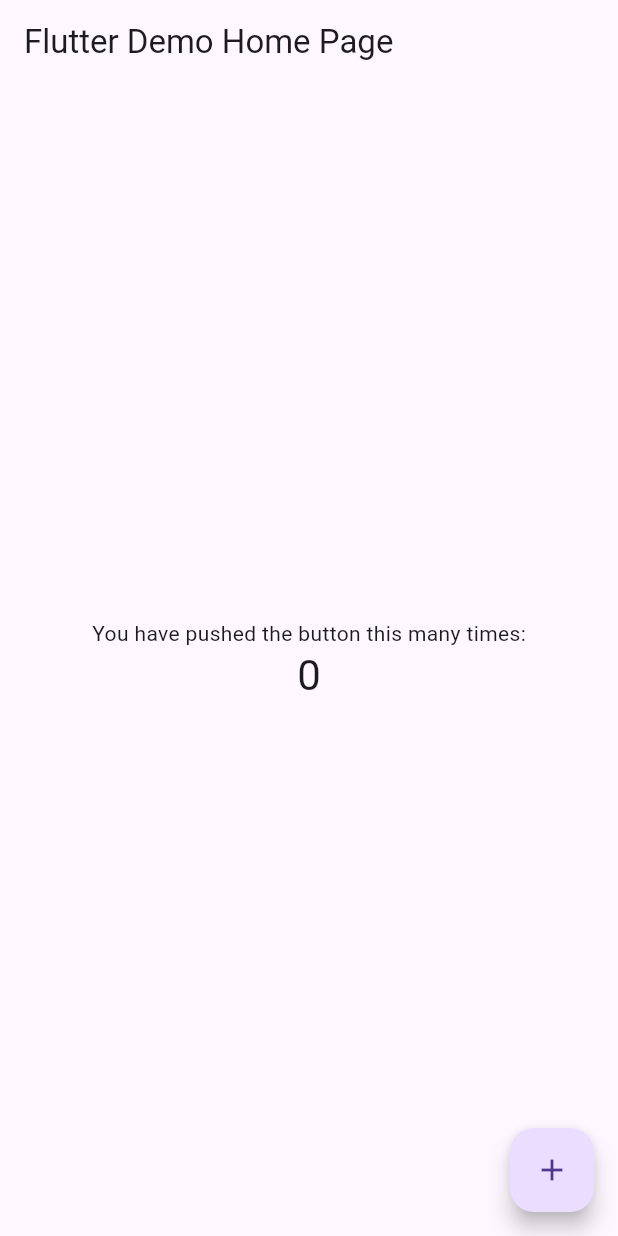
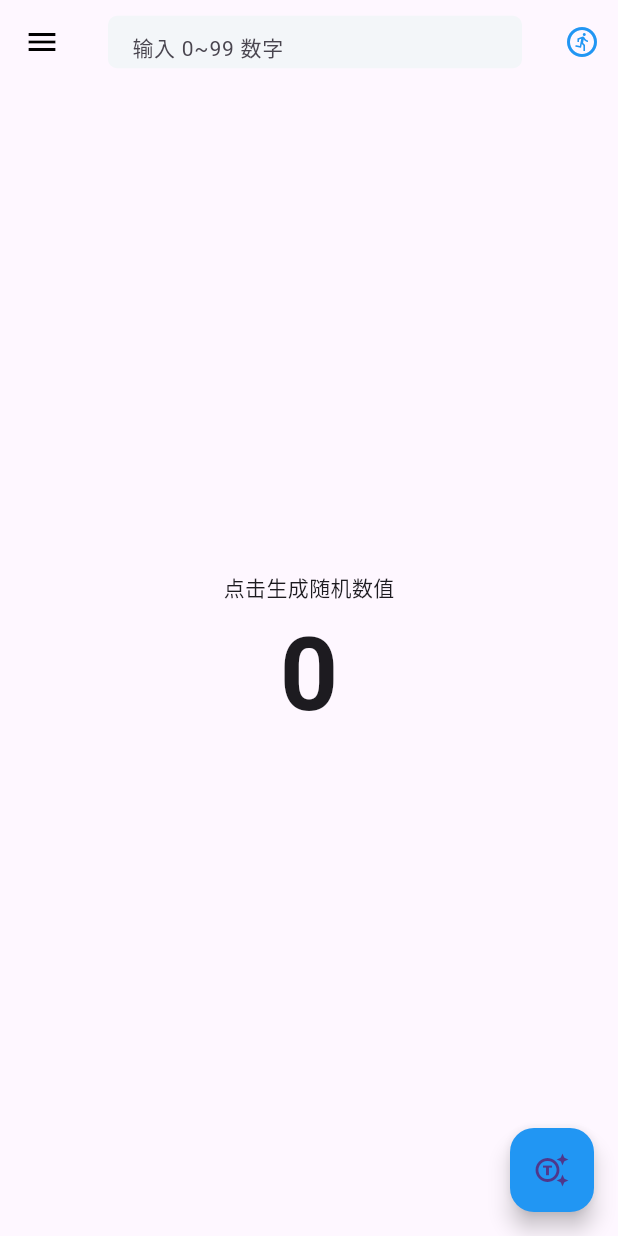
Before and after one commit to kekegdsz/flutter-answer-questions, a Flutter app: the screen it shows after launch, on a phone screen of 412 x 824 dp. Run offline on Flutter 3.47's test engine with Material 3 defaults, Android fonts, the phone set to English and light mode, and no system bars.

Commit message:
update example study

```diff
--- /dev/null
+++ b/lib/counter/counter_page.dart
@@ -0,0 +1,47 @@
+import 'package:flutter/material.dart';
+
+class MyHomePage extends StatefulWidget {
+  const MyHomePage({super.key, required this.title});
+  final String title;
+
+  @override
+  State<MyHomePage> createState() => _MyHomePageState();
+}
+
+class _MyHomePageState extends State<MyHomePage> {
+  int _counter = 0;
+
+  void _incrementCounter() {
+    setState(() {
+      _counter++;
+    });
+  }
+
+  @override
+  Widget build(BuildContext context) {
+    return Scaffold(
+      appBar: AppBar(
+        title: Text(widget.title),
+      ),
+      body: Center(
+        child: Column(
+          mainAxisAlignment: MainAxisAlignment.center,
+          children: <Widget>[
+            const Text(
+              'You have pushed the button this many times:',
+            ),
+            Text(
+              '$_counter',
+              style: Theme.of(context).textTheme.headlineMedium,
+            ),
+          ],
+        ),
+      ),
+      floatingActionButton: FloatingActionButton(
+        onPressed: _incrementCounter,
+        tooltip: 'Increment',
+        child: const Icon(Icons.add),
+      ), // This trailing comma makes auto-formatting nicer for build methods.
+    );
+  }
+}
--- /dev/null
+++ b/lib/guess/guess_app_bar.dart
@@ -0,0 +1,57 @@
+import 'package:flutter/material.dart';
+import 'package:flutter/services.dart';
+
+class GuessAppBar extends StatelessWidget implements PreferredSizeWidget {
+  final VoidCallback onCheck;
+  final TextEditingController controller;
+
+  const GuessAppBar({Key? key, required this.onCheck, required this.controller})
+      : super(key: key);
+
+  @override
+  Widget build(BuildContext context) {
+    return AppBar(
+      leading: const Icon(
+        Icons.menu,
+        color: Colors.black,
+      ), // 左侧
+      actions: [
+        // 右侧列表
+        IconButton(
+            splashRadius: 20,
+            onPressed: onCheck,
+            icon: const Icon(
+              Icons.run_circle_outlined,
+              color: Colors.blue,
+            ))
+      ],
+      title: TextField(
+        controller: controller,
+        keyboardType: TextInputType.number, //键盘类型: 数字
+        decoration: const InputDecoration(
+            //装饰
+            filled: true,
+            //填充
+            fillColor: Color(0xffF3F6F9),
+            //填充颜色
+            constraints: BoxConstraints(maxHeight: 35),
+            //约束信息
+            border: UnderlineInputBorder(
+              //边线信息
+              borderSide: BorderSide.none,
+              borderRadius: BorderRadius.all(Radius.circular(6)),
+            ),
+            hintText: "输入 0~99 数字",
+            //提示字
+            hintStyle: TextStyle(fontSize: 14) //提示字样式
+            ),
+      ),
+      systemOverlayStyle: const SystemUiOverlayStyle(
+          statusBarIconBrightness: Brightness.dark,
+          statusBarColor: Colors.transparent),
+    );
+  }
+
+  @override
+  Size get preferredSize => const Size.fromHeight(kToolbarHeight);
+}
--- /dev/null
+++ b/lib/guess/guess_page.dart
@@ -0,0 +1,112 @@
+import 'dart:math';
+
+import 'package:flutter/material.dart';
+
+import 'guess_app_bar.dart';
+
+class GuessPage extends StatefulWidget {
+  const GuessPage({super.key, required this.title});
+
+  final String title;
+
+  @override
+  State<GuessPage> createState() => _GuessPageState();
+}
+
+class _GuessPageState extends State<GuessPage> {
+  int _value = 0;
+  bool _guessing = false;
+  bool? _isBig;
+
+  Random random = Random();
+
+  void _generateRandomValue() {
+    setState(() {
+      _guessing = true; // 点击按钮时，表示游戏开始
+      _value = random.nextInt(100);
+    });
+  }
+  final TextEditingController _guessCtrl = TextEditingController();
+  void _onTap(){
+    print("=====Check:目标数值:$_value=====${_guessCtrl.text}============");
+
+    int guessValue = int.parse(_guessCtrl.text);
+    // 游戏未开始，或者输入非整数，无视
+    if (!_guessing || guessValue == null) return;
+    // 输入数值与目标数值比较
+
+    //猜对了
+    if (guessValue == _value) {
+      setState(() {
+        _isBig = null;
+        _guessing = false;
+      });
+      return;
+    }
+
+    // 猜错了
+    setState(() {
+      _isBig = guessValue > _value;
+    });
+  }
+
+  @override
+  Widget build(BuildContext context) {
+    return Scaffold(
+      appBar:GuessAppBar(
+        controller: _guessCtrl,
+        onCheck: _onTap,
+      ),
+      body: Stack(children: [
+        if(_isBig!=null)
+        Column(
+          children: [
+            if(_isBig!)
+            _buildResultNotice(Colors.redAccent, '大了'),
+            const Spacer(),
+            if(!_isBig!)
+            _buildResultNotice(Colors.blueAccent, '小了'),
+          ],
+        ),
+        Center(
+          child: Column(
+            mainAxisAlignment: MainAxisAlignment.center,
+            children: <Widget>[
+              const Text(
+                '点击生成随机数值',
+              ),
+              Text(
+                _guessing?'**':'$_value',
+                style: const TextStyle(fontSize: 68,fontWeight: FontWeight.bold),
+              ),
+            ],
+          ),
+        )
+      ]),
+      floatingActionButton: FloatingActionButton(
+        onPressed: _guessing ? null : _generateRandomValue,
+        backgroundColor: _guessing ? Colors.grey : Colors.blue,
+        tooltip: 'Increment',
+        child: const Icon(Icons.generating_tokens_outlined),
+      ), // This trailing comma makes auto-formatting nicer for build methods.
+    );
+  }
+
+  dispose(){
+    _guessCtrl.dispose();
+    super.dispose();
+  }
+
+  Widget _buildResultNotice(Color color, String info) {
+    return Expanded(
+        child: Container(
+      alignment: Alignment.center,
+      color: color,
+      child: Text(
+        info,
+        style: const TextStyle(
+            fontSize: 54, color: Colors.white, fontWeight: FontWeight.bold),
+      ),
+    ));
+  }
+}
--- a/lib/main.dart
+++ b/lib/main.dart
@@ -1,112 +1,21 @@
 import 'package:flutter/material.dart';
+
+import 'guess/guess_page.dart';
+
 
 void main() => runApp(const MyApp());
 
 class MyApp extends StatelessWidget {
   const MyApp({super.key});
 
-  // This widget is the root of your application.
   @override
   Widget build(BuildContext context) {
     return MaterialApp(
       title: 'Flutter Demo',
       theme: ThemeData(
-        // This is the theme of your application.
-        //
-        // Try running your application with "flutter run". You'll see the
-        // application has a blue toolbar. Then, without quitting the app, try
-        // changing the primarySwatch below to Colors.green and then invoke
-        // "hot reload" (press "r" in the console where you ran "flutter run",
-        // or press Run > Flutter Hot Reload in a Flutter IDE). Notice that the
-        // counter didn't reset back to zero; the application is not restarted.
         primarySwatch: Colors.blue,
       ),
-      home: const MyHomePage(title: 'Flutter Demo Home Page'),
+      home: const GuessPage(title: '猜数字'),
     );
   }
 }
-
-class MyHomePage extends StatefulWidget {
-  const MyHomePage({super.key, required this.title});
-
-  // This widget is the home page of your application. It is stateful, meaning
-  // that it has a State object (defined below) that contains fields that affect
-  // how it looks.
-
-  // This class is the configuration for the state. It holds the values (in this
-  // case the title) provided by the parent (in this case the App widget) and
-  // used by the build method of the State. Fields in a Widget subclass are
-  // always marked "final".
-
-  final String title;
-
-  @override
-  State<MyHomePage> createState() => _MyHomePageState();
-}
-
-class _MyHomePageState extends State<MyHomePage> {
-  int _counter = 0;
-
-  void _incrementCounter() {
-    setState(() {
-      // This call to setState tells the Flutter framework that something has
-      // changed in this State, which causes it to rerun the build method below
-      // so that the display can reflect the updated values. If we changed
-      // _counter without calling setState(), then the build method would not be
-      // called again, and so nothing would appear to happen.
-      _counter++;
-    });
-  }
-
-  @override
-  Widget build(BuildContext context) {
-    // This method is rerun every time setState is called, for instance as done
-    // by the _incrementCounter method above.
-    //
-    // The Flutter framework has been optimized to make rerunning build methods
-    // fast, so that you can just rebuild anything that needs updating rather
-    // than having to individually change instances of widgets.
-    return Scaffold(
-      appBar: AppBar(
-        // Here we take the value from the MyHomePage object that was created by
-        // the App.build method, and use it to set our appbar title.
-        title: Text(widget.title),
-      ),
-      body: Center(
-        // Center is a layout widget. It takes a single child and positions it
-        // in the middle of the parent.
-        child: Column(
-          // Column is also a layout widget. It takes a list of children and
-          // arranges them vertically. By default, it sizes itself to fit its
-          // children horizontally, and tries to be as tall as its parent.
-          //
-          // Invoke "debug painting" (press "p" in the console, choose the
-          // "Toggle Debug Paint" action from the Flutter Inspector in Android
-          // Studio, or the "Toggle Debug Paint" command in Visual Studio Code)
-          // to see the wireframe for each widget.
-          //
-          // Column has various properties to control how it sizes itself and
-          // how it positions its children. Here we use mainAxisAlignment to
-          // center the children vertically; the main axis here is the vertical
-          // axis because Columns are vertical (the cross axis would be
-          // horizontal).
-          mainAxisAlignment: MainAxisAlignment.center,
-          children: <Widget>[
-            const Text(
-              'You have pushed the button this many times:',
-            ),
-            Text(
-              '$_counter',
-              style: Theme.of(context).textTheme.headlineMedium,
-            ),
-          ],
-        ),
-      ),
-      floatingActionButton: FloatingActionButton(
-        onPressed: _incrementCounter,
-        tooltip: 'Increment',
-        child: const Icon(Icons.add),
-      ), // This trailing comma makes auto-formatting nicer for build methods.
-    );
-  }
-}
```
